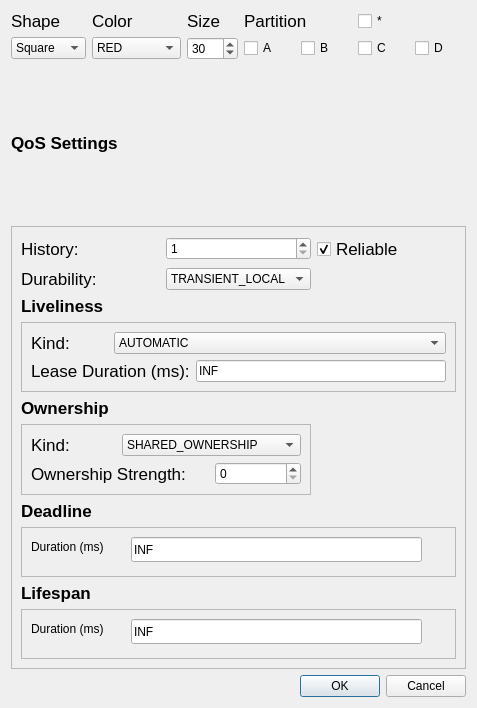
First picture: the form in forms/publishdialog.ui, repository eProsima/ShapesDemo, before the edit.
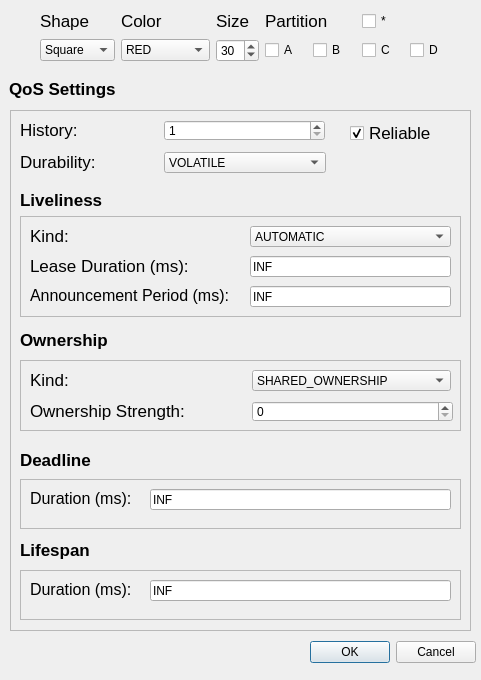
Second picture: the form after the edit.

Commit message:
Feature/add_liveliness_qos [6339] (#23)
* Configuring ShapesDemo for using LivelinessQos

* UI updated in order to allow LivelinessQos

* Requested Changes

* Remove announcement period from subscriber

* Disable announcement period when MANUAL_BY_TOPIC liveliness is used

* Modify durability default value in publisher

* Send Back GUI labels

* Modify liveliness automatic error

* Reverse liveliness automatic change

What changed in the file:
```diff
--- a/forms/publishdialog.ui
+++ b/forms/publishdialog.ui
@@ -6,198 +6,22 @@
    <rect>
     <x>0</x>
     <y>0</y>
-    <width>477</width>
-    <height>708</height>
+    <width>481</width>
+    <height>680</height>
    </rect>
   </property>
   <property name="windowTitle">
    <string>Publish</string>
   </property>
-  <layout class="QGridLayout" name="gridLayout_5">
-   <item row="0" column="0">
-    <layout class="QGridLayout" name="gridLayout">
-     <item row="0" column="0">
-      <widget class="QLabel" name="label_2">
-       <property name="font">
-        <font>
-         <pointsize>13</pointsize>
-        </font>
-       </property>
-       <property name="text">
-        <string>Shape</string>
-       </property>
-       <property name="textFormat">
-        <enum>Qt::AutoText</enum>
-       </property>
-      </widget>
-     </item>
-     <item row="0" column="1">
-      <widget class="QLabel" name="label">
-       <property name="font">
-        <font>
-         <pointsize>13</pointsize>
-        </font>
-       </property>
-       <property name="text">
-        <string>Color</string>
-       </property>
-       <property name="textFormat">
-        <enum>Qt::AutoText</enum>
-       </property>
-      </widget>
-     </item>
-     <item row="0" column="2">
-      <widget class="QLabel" name="label_3">
-       <property name="font">
-        <font>
-         <pointsize>13</pointsize>
-        </font>
-       </property>
-       <property name="text">
-        <string>Size</string>
-       </property>
-       <property name="textFormat">
-        <enum>Qt::AutoText</enum>
-       </property>
-      </widget>
-     </item>
-     <item row="0" column="3" colspan="2">
-      <widget class="QLabel" name="label_4">
-       <property name="font">
-        <font>
-         <pointsize>13</pointsize>
-        </font>
-       </property>
-       <property name="text">
-        <string>Partition</string>
-       </property>
-       <property name="textFormat">
-        <enum>Qt::AutoText</enum>
-       </property>
-      </widget>
-     </item>
-     <item row="1" column="0">
-      <widget class="QComboBox" name="combo_Shape">
-       <item>
-        <property name="text">
-         <string>Square</string>
-        </property>
-       </item>
-       <item>
-        <property name="text">
-         <string>Triangle</string>
-        </property>
-       </item>
-       <item>
-        <property name="text">
-         <string>Circle</string>
-        </property>
-       </item>
-      </widget>
-     </item>
-     <item row="1" column="1">
-      <widget class="QComboBox" name="combo_Color">
-       <item>
-        <property name="text">
-         <string>RED</string>
-        </property>
-       </item>
-       <item>
-        <property name="text">
-         <string>BLUE</string>
-        </property>
-       </item>
-       <item>
-        <property name="text">
-         <string>GREEN</string>
-        </property>
-       </item>
-       <item>
-        <property name="text">
-         <string>YELLOW</string>
-        </property>
-       </item>
-       <item>
-        <property name="text">
-         <string>ORANGE</string>
-        </property>
-       </item>
-       <item>
-        <property name="text">
-         <string>CYAN</string>
-        </property>
-       </item>
-       <item>
-        <property name="text">
-         <string>MAGENTA</string>
-        </property>
-       </item>
-       <item>
-        <property name="text">
-         <string>PURPLE</string>
-        </property>
-       </item>
-       <item>
-        <property name="text">
-         <string>GRAY</string>
-        </property>
-       </item>
-       <item>
-        <property name="text">
-         <string>BLACK</string>
-        </property>
-       </item>
-      </widget>
-     </item>
-     <item row="1" column="2">
-      <widget class="QSpinBox" name="spin_Size">
-       <property name="minimum">
-        <number>1</number>
-       </property>
-       <property name="value">
-        <number>30</number>
-       </property>
-      </widget>
-     </item>
-     <item row="1" column="3">
-      <widget class="QCheckBox" name="checkBox_A">
-       <property name="text">
-        <string>A</string>
-       </property>
-      </widget>
-     </item>
-     <item row="1" column="4">
-      <widget class="QCheckBox" name="checkBox_B">
-       <property name="text">
-        <string>B</string>
-       </property>
-      </widget>
-     </item>
-     <item row="1" column="5">
-      <widget class="QCheckBox" name="checkBox_C">
-       <property name="text">
-        <string>C</string>
-       </property>
-      </widget>
-     </item>
-     <item row="1" column="6">
-      <widget class="QCheckBox" name="checkBox_D">
-       <property name="text">
-        <string>D</string>
-       </property>
-      </widget>
-     </item>
-     <item row="0" column="5">
-      <widget class="QCheckBox" name="checkBox_Asterisk">
-       <property name="text">
-        <string>*</string>
-       </property>
-      </widget>
-     </item>
-    </layout>
-   </item>
-   <item row="1" column="0">
     <widget class="QLabel" name="label_5">
+   <property name="geometry">
+    <rect>
+     <x>9</x>
+     <y>79</y>
+     <width>191</width>
+     <height>20</height>
+    </rect>
+   </property>
      <property name="font">
       <font>
        <pointsize>13</pointsize>
@@ -212,9 +36,15 @@
       <enum>Qt::AutoText</enum>
      </property>
     </widget>
-   </item>
-   <item row="4" column="0">
     <widget class="QDialogButtonBox" name="button_OkCancel">
+   <property name="geometry">
+    <rect>
+     <x>310</x>
+     <y>640</y>
+     <width>166</width>
+     <height>25</height>
+    </rect>
+   </property>
      <property name="orientation">
       <enum>Qt::Horizontal</enum>
      </property>
@@ -222,20 +52,32 @@
       <set>QDialogButtonBox::Cancel|QDialogButtonBox::Ok</set>
      </property>
     </widget>
-   </item>
-   <item row="2" column="0">
     <widget class="QFrame" name="frame">
+   <property name="geometry">
+    <rect>
+     <x>10</x>
+     <y>110</y>
+     <width>461</width>
+     <height>521</height>
+    </rect>
+   </property>
      <property name="frameShape">
       <enum>QFrame::StyledPanel</enum>
      </property>
      <property name="frameShadow">
       <enum>QFrame::Raised</enum>
      </property>
-     <layout class="QGridLayout" name="gridLayout_4">
-      <item row="1" column="1">
        <widget class="QComboBox" name="comboBox_durability">
+    <property name="geometry">
+     <rect>
+      <x>154</x>
+      <y>42</y>
+      <width>162</width>
+      <height>21</height>
+     </rect>
+    </property>
         <property name="currentIndex">
-         <number>1</number>
+     <number>0</number>
         </property>
         <item>
          <property name="text">
@@ -248,9 +90,15 @@
          </property>
         </item>
        </widget>
-      </item>
-      <item row="8" column="0">
        <widget class="QLabel" name="label_15">
+    <property name="geometry">
+     <rect>
+      <x>10</x>
+      <y>430</y>
+      <width>201</width>
+      <height>20</height>
+     </rect>
+    </property>
         <property name="font">
          <font>
           <pointsize>13</pointsize>
@@ -262,52 +110,30 @@
          <string>Lifespan</string>
         </property>
        </widget>
-      </item>
-      <item row="3" column="0" colspan="3">
        <widget class="QFrame" name="frame_2">
+    <property name="geometry">
+     <rect>
+      <x>10</x>
+      <y>106</y>
+      <width>441</width>
+      <height>101</height>
+     </rect>
+    </property>
         <property name="frameShape">
          <enum>QFrame::StyledPanel</enum>
         </property>
         <property name="frameShadow">
          <enum>QFrame::Raised</enum>
         </property>
-        <layout class="QGridLayout" name="gridLayout_2">
-         <item row="0" column="0">
-          <widget class="QLabel" name="label_9">
-           <property name="font">
-            <font>
-             <pointsize>13</pointsize>
-            </font>
-           </property>
-           <property name="text">
-            <string>Kind:</string>
-           </property>
-           <property name="textFormat">
-            <enum>Qt::AutoText</enum>
-           </property>
-          </widget>
-         </item>
-         <item row="0" column="1" colspan="2">
-          <widget class="QComboBox" name="comboBox_liveliness">
-           <item>
-            <property name="text">
-             <string>AUTOMATIC</string>
-            </property>
-           </item>
-           <item>
-            <property name="text">
-             <string>MANUAL_BY_RTPSParticipant</string>
-            </property>
-           </item>
-           <item>
-            <property name="text">
-             <string>MANUAL_BY_TOPIC</string>
-            </property>
-           </item>
-          </widget>
-         </item>
-         <item row="1" column="0" colspan="2">
           <widget class="QLabel" name="label_8">
+     <property name="geometry">
+      <rect>
+       <x>10</x>
+       <y>40</y>
+       <width>211</width>
+       <height>20</height>
+      </rect>
+     </property>
            <property name="font">
             <font>
              <pointsize>13</pointsize>
@@ -320,19 +146,107 @@
             <enum>Qt::AutoText</enum>
            </property>
           </widget>
-         </item>
-         <item row="1" column="2">
           <widget class="QLineEdit" name="lineEdit_leaseDuration">
+     <property name="geometry">
+      <rect>
+       <x>230</x>
+       <y>40</y>
+       <width>201</width>
+       <height>21</height>
+      </rect>
+     </property>
            <property name="text">
             <string>INF</string>
            </property>
           </widget>
-         </item>
-        </layout>
-       </widget>
-      </item>
-      <item row="2" column="0">
+    <widget class="QComboBox" name="comboBox_liveliness">
+     <property name="geometry">
+      <rect>
+       <x>230</x>
+       <y>10</y>
+       <width>201</width>
+       <height>21</height>
+      </rect>
+     </property>
+     <item>
+      <property name="text">
+       <string>AUTOMATIC</string>
+      </property>
+     </item>
+     <item>
+      <property name="text">
+       <string>MANUAL_BY_PARTICIPANT</string>
+      </property>
+     </item>
+     <item>
+      <property name="text">
+       <string>MANUAL_BY_TOPIC</string>
+      </property>
+     </item>
+    </widget>
+    <widget class="QLabel" name="label_9">
+     <property name="geometry">
+      <rect>
+       <x>10</x>
+       <y>10</y>
+       <width>171</width>
+       <height>20</height>
+      </rect>
+     </property>
+     <property name="font">
+      <font>
+       <pointsize>13</pointsize>
+      </font>
+     </property>
+     <property name="text">
+      <string>Kind:</string>
+     </property>
+     <property name="textFormat">
+      <enum>Qt::AutoText</enum>
+     </property>
+    </widget>
+    <widget class="QLabel" name="label_16">
+     <property name="geometry">
+      <rect>
+       <x>10</x>
+       <y>70</y>
+       <width>221</width>
+       <height>19</height>
+      </rect>
+     </property>
+     <property name="text">
+      <string>&lt;html&gt;&lt;head/&gt;&lt;body&gt;&lt;p&gt;&lt;span style=&quot; font-size:12pt;&quot;&gt;Announcement Period (ms):&lt;/span&gt;&lt;/p&gt;&lt;/body&gt;&lt;/html&gt;</string>
+     </property>
+    </widget>
+    <widget class="QLineEdit" name="lineEdit_announcementPeriod">
+     <property name="geometry">
+      <rect>
+       <x>230</x>
+       <y>70</y>
+       <width>201</width>
+       <height>21</height>
+      </rect>
+     </property>
+     <property name="text">
+      <string>INF</string>
+     </property>
+    </widget>
+    <zorder>label_9</zorder>
+    <zorder>label_8</zorder>
+    <zorder>label_16</zorder>
+    <zorder>lineEdit_leaseDuration</zorder>
+    <zorder>comboBox_liveliness</zorder>
+    <zorder>lineEdit_announcementPeriod</zorder>
+   </widget>
        <widget class="QLabel" name="label_7">
+    <property name="geometry">
+     <rect>
+      <x>10</x>
+      <y>80</y>
+      <width>191</width>
+      <height>20</height>
+     </rect>
+    </property>
         <property name="font">
          <font>
           <pointsize>13</pointsize>
@@ -347,9 +261,15 @@
          <enum>Qt::AutoText</enum>
         </property>
        </widget>
-      </item>
-      <item row="0" column="1">
        <widget class="QSpinBox" name="spin_HistoryQos">
+    <property name="geometry">
+     <rect>
+      <x>154</x>
+      <y>10</y>
+      <width>161</width>
+      <height>21</height>
+     </rect>
+    </property>
         <property name="minimum">
          <number>1</number>
         </property>
@@ -360,9 +280,15 @@
          <number>1</number>
         </property>
        </widget>
-      </item>
-      <item row="7" column="0" colspan="3">
        <widget class="QFrame" name="frame_4">
+    <property name="geometry">
+     <rect>
+      <x>10</x>
+      <y>369</y>
+      <width>441</width>
+      <height>50</height>
+     </rect>
+    </property>
         <property name="minimumSize">
          <size>
           <width>0</width>
@@ -375,13 +301,13 @@
         <property name="frameShadow">
          <enum>QFrame::Raised</enum>
         </property>
-        <widget class="QLineEdit" name="lineEdit_Dead">
+    <widget class="QLineEdit" name="lineEdit_Deadline">
          <property name="geometry">
           <rect>
-           <x>110</x>
+       <x>130</x>
            <y>10</y>
-           <width>291</width>
-           <height>25</height>
+       <width>301</width>
+       <height>21</height>
           </rect>
          </property>
          <property name="text">
@@ -393,18 +319,26 @@
           <rect>
            <x>10</x>
            <y>10</y>
-           <width>91</width>
+       <width>121</width>
            <height>20</height>
           </rect>
          </property>
          <property name="text">
-          <string>Duration (ms)</string>
-         </property>
-        </widget>
-       </widget>
-      </item>
-      <item row="4" column="0" colspan="2">
+      <string>&lt;html&gt;&lt;head/&gt;&lt;body&gt;&lt;p&gt;&lt;span style=&quot; font-size:12pt;&quot;&gt;Duration (ms):&lt;/span&gt;&lt;/p&gt;&lt;/body&gt;&lt;/html&gt;</string>
+     </property>
+    </widget>
+    <zorder>label_19</zorder>
+    <zorder>lineEdit_Deadline</zorder>
+   </widget>
        <widget class="QLabel" name="label_13">
+    <property name="geometry">
+     <rect>
+      <x>10</x>
+      <y>220</y>
+      <width>181</width>
+      <height>20</height>
+     </rect>
+    </property>
         <property name="font">
          <font>
           <pointsize>13</pointsize>
@@ -419,9 +353,15 @@
          <enum>Qt::AutoText</enum>
         </property>
        </widget>
-      </item>
-      <item row="9" column="0" colspan="3">
        <widget class="QFrame" name="frame_5">
+    <property name="geometry">
+     <rect>
+      <x>10</x>
+      <y>460</y>
+      <width>441</width>
+      <height>50</height>
+     </rect>
+    </property>
         <property name="minimumSize">
          <size>
           <width>0</width>
@@ -434,13 +374,13 @@
         <property name="frameShadow">
          <enum>QFrame::Raised</enum>
         </property>
-        <widget class="QLineEdit" name="lineEdit_Life">
+    <widget class="QLineEdit" name="lineEdit_Lifespan">
          <property name="geometry">
           <rect>
-           <x>110</x>
+       <x>130</x>
            <y>10</y>
-           <width>291</width>
-           <height>25</height>
+       <width>301</width>
+       <height>21</height>
           </rect>
          </property>
          <property name="text">
@@ -452,18 +392,26 @@
           <rect>
            <x>10</x>
            <y>10</y>
-           <width>91</width>
+       <width>121</width>
            <height>20</height>
           </rect>
          </property>
          <property name="text">
-          <string>Duration (ms)</string>
-         </property>
-        </widget>
-       </widget>
-      </item>
-      <item row="0" column="2">
+      <string>&lt;html&gt;&lt;head/&gt;&lt;body&gt;&lt;p&gt;&lt;span style=&quot; font-size:12pt;&quot;&gt;Duration (ms):&lt;/span&gt;&lt;/p&gt;&lt;/body&gt;&lt;/html&gt;</string>
+     </property>
+    </widget>
+    <zorder>label_18</zorder>
+    <zorder>lineEdit_Lifespan</zorder>
+   </widget>
        <widget class="QCheckBox" name="checkBox_reliable">
+    <property name="geometry">
+     <rect>
+      <x>340</x>
+      <y>10</y>
+      <width>111</width>
+      <height>26</height>
+     </rect>
+    </property>
         <property name="font">
          <font>
           <pointsize>13</pointsize>
@@ -476,9 +424,15 @@
          <bool>true</bool>
         </property>
        </widget>
-      </item>
-      <item row="6" column="0">
        <widget class="QLabel" name="label_14">
+    <property name="geometry">
+     <rect>
+      <x>10</x>
+      <y>340</y>
+      <width>211</width>
+      <height>20</height>
+     </rect>
+    </property>
         <property name="font">
          <font>
           <pointsize>13</pointsize>
@@ -490,9 +444,15 @@
          <string>Deadline</string>
         </property>
        </widget>
-      </item>
-      <item row="0" column="0">
        <widget class="QLabel" name="label_6">
+    <property name="geometry">
+     <rect>
+      <x>10</x>
+      <y>10</y>
+      <width>121</width>
+      <height>20</height>
+     </rect>
+    </property>
         <property name="font">
          <font>
           <pointsize>13</pointsize>
@@ -505,9 +465,15 @@
          <enum>Qt::AutoText</enum>
         </property>
        </widget>
-      </item>
-      <item row="1" column="0">
        <widget class="QLabel" name="label_10">
+    <property name="geometry">
+     <rect>
+      <x>10</x>
+      <y>42</y>
+      <width>131</width>
+      <height>20</height>
+     </rect>
+    </property>
         <property name="font">
          <font>
           <pointsize>13</pointsize>
@@ -520,18 +486,30 @@
          <enum>Qt::AutoText</enum>
         </property>
        </widget>
-      </item>
-      <item row="5" column="0" colspan="2">
        <widget class="QFrame" name="frame_3">
+    <property name="geometry">
+     <rect>
+      <x>10</x>
+      <y>250</y>
+      <width>441</width>
+      <height>71</height>
+     </rect>
+    </property>
         <property name="frameShape">
          <enum>QFrame::StyledPanel</enum>
         </property>
         <property name="frameShadow">
          <enum>QFrame::Raised</enum>
         </property>
-        <layout class="QGridLayout" name="gridLayout_3">
-         <item row="0" column="0">
           <widget class="QLabel" name="label_11">
+     <property name="geometry">
+      <rect>
+       <x>10</x>
+       <y>10</y>
+       <width>141</width>
+       <height>20</height>
+      </rect>
+     </property>
            <property name="font">
             <font>
              <pointsize>13</pointsize>
@@ -544,23 +522,15 @@
             <enum>Qt::AutoText</enum>
            </property>
           </widget>
-         </item>
-         <item row="0" column="1" colspan="2">
-          <widget class="QComboBox" name="comboBox_ownership">
-           <item>
-            <property name="text">
-             <string>SHARED_OWNERSHIP</string>
-            </property>
-           </item>
-           <item>
-            <property name="text">
-             <string>EXCLUSIVE_OWNERSHIP</string>
-            </property>
-           </item>
-          </widget>
-         </item>
-         <item row="2" column="0" colspan="2">
           <widget class="QLabel" name="label_12">
+     <property name="geometry">
+      <rect>
+       <x>10</x>
+       <y>41</y>
+       <width>221</width>
+       <height>20</height>
+      </rect>
+     </property>
            <property name="font">
             <font>
              <pointsize>13</pointsize>
@@ -573,9 +543,15 @@
             <enum>Qt::AutoText</enum>
            </property>
           </widget>
-         </item>
-         <item row="2" column="2">
           <widget class="QSpinBox" name="spin_ownershipStrength">
+     <property name="geometry">
+      <rect>
+       <x>232</x>
+       <y>41</y>
+       <width>201</width>
+       <height>21</height>
+      </rect>
+     </property>
            <property name="minimum">
             <number>0</number>
            </property>
@@ -586,17 +562,37 @@
             <number>0</number>
            </property>
           </widget>
-         </item>
-        </layout>
-       </widget>
-      </item>
-     </layout>
+    <widget class="QComboBox" name="comboBox_ownership">
+     <property name="geometry">
+      <rect>
+       <x>232</x>
+       <y>10</y>
+       <width>199</width>
+       <height>21</height>
+      </rect>
+     </property>
+     <item>
+      <property name="text">
+       <string>SHARED_OWNERSHIP</string>
+      </property>
+     </item>
+     <item>
+      <property name="text">
+       <string>EXCLUSIVE_OWNERSHIP</string>
+      </property>
+     </item>
+    </widget>
+    <zorder>label_12</zorder>
+    <zorder>label_11</zorder>
+    <zorder>spin_ownershipStrength</zorder>
+    <zorder>comboBox_ownership</zorder>
+   </widget>
      <zorder>label_6</zorder>
+   <zorder>label_10</zorder>
      <zorder>spin_HistoryQos</zorder>
      <zorder>checkBox_reliable</zorder>
      <zorder>label_7</zorder>
      <zorder>frame_2</zorder>
-     <zorder>label_10</zorder>
      <zorder>comboBox_durability</zorder>
      <zorder>label_13</zorder>
      <zorder>frame_3</zorder>
@@ -605,9 +601,217 @@
      <zorder>frame_5</zorder>
      <zorder>label_15</zorder>
     </widget>
+  <widget class="QWidget" name="layoutWidget">
+   <property name="geometry">
+    <rect>
+     <x>40</x>
+     <y>9</y>
+     <width>413</width>
+     <height>57</height>
+    </rect>
+   </property>
+   <layout class="QGridLayout" name="gridLayout">
+    <item row="0" column="1">
+     <widget class="QLabel" name="label">
+      <property name="font">
+       <font>
+        <pointsize>13</pointsize>
+       </font>
+      </property>
+      <property name="text">
+       <string>Color</string>
+      </property>
+      <property name="textFormat">
+       <enum>Qt::AutoText</enum>
+      </property>
+     </widget>
+    </item>
+    <item row="0" column="2">
+     <widget class="QLabel" name="label_3">
+      <property name="font">
+       <font>
+        <pointsize>13</pointsize>
+       </font>
+      </property>
+      <property name="text">
+       <string>Size</string>
+      </property>
+      <property name="textFormat">
+       <enum>Qt::AutoText</enum>
+      </property>
+     </widget>
+    </item>
+    <item row="0" column="3" colspan="2">
+     <widget class="QLabel" name="label_4">
+      <property name="font">
+       <font>
+        <pointsize>13</pointsize>
+       </font>
+      </property>
+      <property name="text">
+       <string>Partition</string>
+      </property>
+      <property name="textFormat">
+       <enum>Qt::AutoText</enum>
+      </property>
+     </widget>
+    </item>
+    <item row="1" column="0">
+     <widget class="QComboBox" name="combo_Shape">
+      <item>
+       <property name="text">
+        <string>Square</string>
+       </property>
+      </item>
+      <item>
+       <property name="text">
+        <string>Triangle</string>
+       </property>
+      </item>
+      <item>
+       <property name="text">
+        <string>Circle</string>
+       </property>
+      </item>
+     </widget>
+    </item>
+    <item row="1" column="1">
+     <widget class="QComboBox" name="combo_Color">
+      <item>
+       <property name="text">
+        <string>RED</string>
+       </property>
+      </item>
+      <item>
+       <property name="text">
+        <string>BLUE</string>
+       </property>
+      </item>
+      <item>
+       <property name="text">
+        <string>GREEN</string>
+       </property>
+      </item>
+      <item>
+       <property name="text">
+        <string>YELLOW</string>
+       </property>
+      </item>
+      <item>
+       <property name="text">
+        <string>ORANGE</string>
+       </property>
+      </item>
+      <item>
+       <property name="text">
+        <string>CYAN</string>
+       </property>
+      </item>
+      <item>
+       <property name="text">
+        <string>MAGENTA</string>
+       </property>
+      </item>
+      <item>
+       <property name="text">
+        <string>PURPLE</string>
+       </property>
+      </item>
+      <item>
+       <property name="text">
+        <string>GRAY</string>
+       </property>
+      </item>
+      <item>
+       <property name="text">
+        <string>BLACK</string>
+       </property>
+      </item>
+     </widget>
+    </item>
+    <item row="1" column="2">
+     <widget class="QSpinBox" name="spin_Size">
+      <property name="minimum">
+       <number>1</number>
+      </property>
+      <property name="value">
+       <number>30</number>
+      </property>
+     </widget>
+    </item>
+    <item row="1" column="3">
+     <widget class="QCheckBox" name="checkBox_A">
+      <property name="text">
+       <string>A</string>
+      </property>
+     </widget>
+    </item>
+    <item row="1" column="4">
+     <widget class="QCheckBox" name="checkBox_B">
+      <property name="text">
+       <string>B</string>
+      </property>
+     </widget>
+    </item>
+    <item row="1" column="5">
+     <widget class="QCheckBox" name="checkBox_C">
+      <property name="text">
+       <string>C</string>
+      </property>
+     </widget>
+    </item>
+    <item row="1" column="6">
+     <widget class="QCheckBox" name="checkBox_D">
+      <property name="text">
+       <string>D</string>
+      </property>
+     </widget>
+    </item>
+    <item row="0" column="5">
+     <widget class="QCheckBox" name="checkBox_Asterisk">
+      <property name="text">
+       <string>*</string>
+      </property>
+     </widget>
+    </item>
+    <item row="0" column="0">
+     <widget class="QLabel" name="label_2">
+      <property name="font">
+       <font>
+        <pointsize>13</pointsize>
+       </font>
+      </property>
+      <property name="text">
+       <string>Shape</string>
+      </property>
+      <property name="textFormat">
+       <enum>Qt::AutoText</enum>
+      </property>
+     </widget>
    </item>
   </layout>
  </widget>
+ </widget>
+ <tabstops>
+  <tabstop>combo_Shape</tabstop>
+  <tabstop>combo_Color</tabstop>
+  <tabstop>spin_Size</tabstop>
+  <tabstop>checkBox_A</tabstop>
+  <tabstop>checkBox_B</tabstop>
+  <tabstop>checkBox_C</tabstop>
+  <tabstop>checkBox_D</tabstop>
+  <tabstop>checkBox_Asterisk</tabstop>
+  <tabstop>spin_HistoryQos</tabstop>
+  <tabstop>checkBox_reliable</tabstop>
+  <tabstop>comboBox_durability</tabstop>
+  <tabstop>comboBox_liveliness</tabstop>
+  <tabstop>lineEdit_leaseDuration</tabstop>
+  <tabstop>lineEdit_announcementPeriod</tabstop>
+  <tabstop>comboBox_ownership</tabstop>
+  <tabstop>spin_ownershipStrength</tabstop>
+  <tabstop>lineEdit_Deadline</tabstop>
+  <tabstop>lineEdit_Lifespan</tabstop>
+ </tabstops>
  <resources/>
  <connections>
   <connection>
```
Lines whose indentation alone changed are shown as unchanged. The commit also changes 12 other files.
